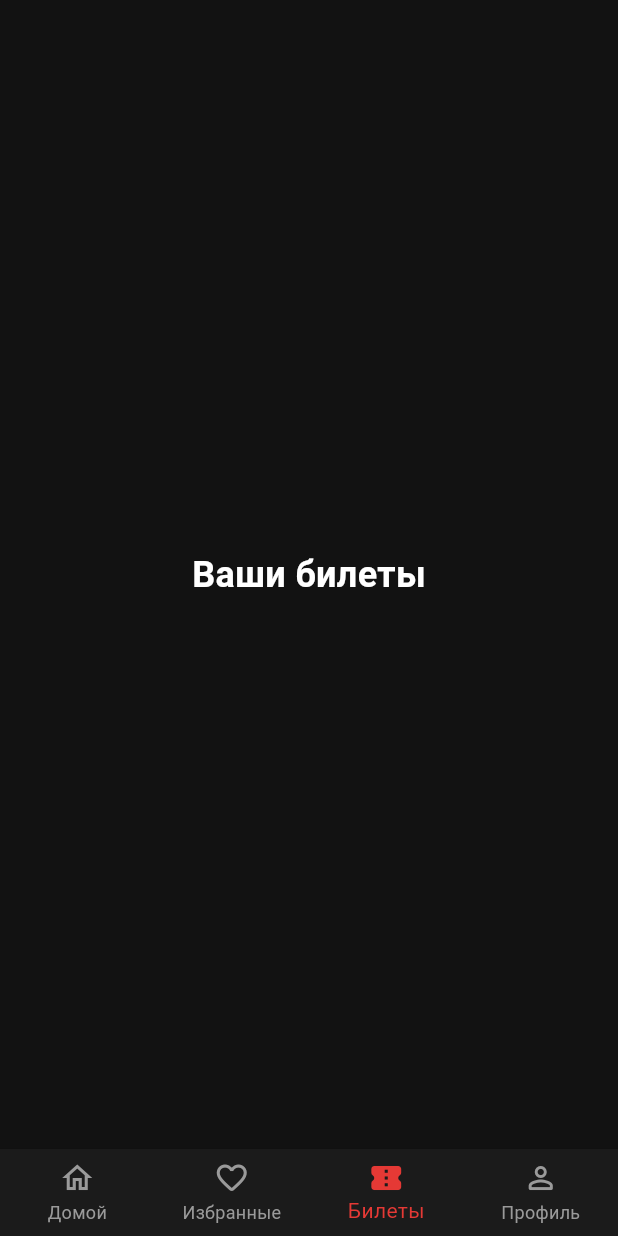
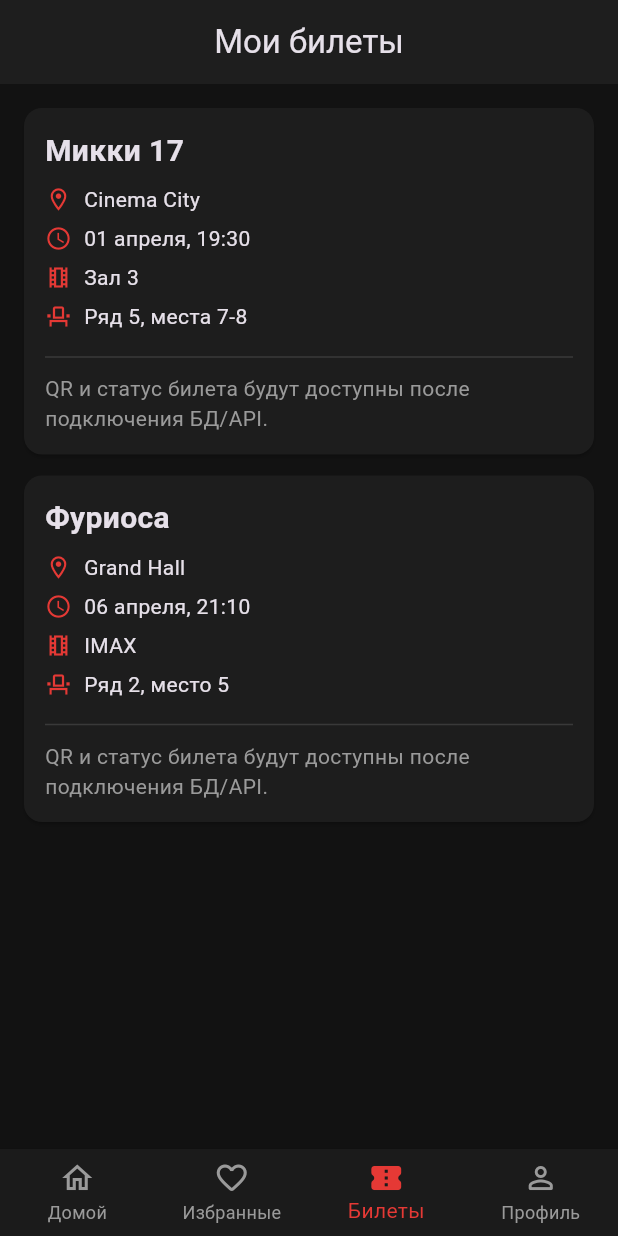
Before and after one commit to Ref4te/Flutter-CinemaApp, a Flutter app: the MainNavigationScreen screen opened directly, item 3 of the bottom bar chosen, on a phone screen of 412 x 824 dp. Run offline on Flutter 3.47's test engine with Material 3 defaults, Android fonts, the phone set to English and light mode, and no system bars; our stand-ins replace flutter_svg; network calls fail.

Commit message:
Add profile, favorites and tickets stub screens

```diff
--- a/lib/navigation/main_navigation_screen.dart
+++ b/lib/navigation/main_navigation_screen.dart
@@ -1,7 +1,9 @@
 import 'package:flutter/material.dart';
 
+import '../favorites/favorites_page.dart';
 import '../homepage/home_page.dart';
 import '../settings/settings_page.dart';
+import '../tickets/tickets_page.dart';
 
 class MainNavigationScreen extends StatefulWidget {
   const MainNavigationScreen({super.key});
@@ -15,16 +17,11 @@ class _MainNavigationScreenState extends State<MainNavigationScreen> {
 
   late final List<Widget> _pages = <Widget>[
     const HomePage(),
-    const Center(child: Text('Избранные фильмы', style: _textStyle)),
-    const Center(child: Text('Ваши билеты', style: _textStyle)),
+    const FavoritesPage(),
+    const TicketsPage(),
     const SettingsPage(),
   ];
 
-  static const TextStyle _textStyle = TextStyle(
-    fontSize: 24,
-    fontWeight: FontWeight.bold,
-    color: Colors.white,
-  );
 
   void _onTabTapped(int index) {
     setState(() {
--- /dev/null
+++ b/lib/tickets/tickets_page.dart
@@ -0,0 +1,99 @@
+import 'package:flutter/material.dart';
+
+class TicketsPage extends StatelessWidget {
+  const TicketsPage({super.key});
+
+  static const List<_TicketStub> _tickets = [
+    _TicketStub(
+      movieTitle: 'Микки 17',
+      cinema: 'Cinema City',
+      dateTime: '01 апреля, 19:30',
+      hall: 'Зал 3',
+      seats: 'Ряд 5, места 7-8',
+    ),
+    _TicketStub(
+      movieTitle: 'Фуриоса',
+      cinema: 'Grand Hall',
+      dateTime: '06 апреля, 21:10',
+      hall: 'IMAX',
+      seats: 'Ряд 2, место 5',
+    ),
+  ];
+
+  @override
+  Widget build(BuildContext context) {
+    return Scaffold(
+      appBar: AppBar(title: const Text('Мои билеты')),
+      body: ListView.builder(
+        padding: const EdgeInsets.all(16),
+        itemCount: _tickets.length,
+        itemBuilder: (context, index) {
+          final ticket = _tickets[index];
+          return Card(
+            color: const Color(0xFF1D1D1D),
+            margin: const EdgeInsets.only(bottom: 14),
+            child: Padding(
+              padding: const EdgeInsets.all(14),
+              child: Column(
+                crossAxisAlignment: CrossAxisAlignment.start,
+                children: [
+                  Text(
+                    ticket.movieTitle,
+                    style: const TextStyle(fontSize: 20, fontWeight: FontWeight.bold),
+                  ),
+                  const SizedBox(height: 8),
+                  _TicketLine(icon: Icons.location_on_outlined, text: ticket.cinema),
+                  _TicketLine(icon: Icons.schedule, text: ticket.dateTime),
+                  _TicketLine(icon: Icons.theaters_outlined, text: ticket.hall),
+                  _TicketLine(icon: Icons.event_seat_outlined, text: ticket.seats),
+                  const Divider(height: 22, color: Color(0xFF393939)),
+                  const Text(
+                    'QR и статус билета будут доступны после подключения БД/API.',
+                    style: TextStyle(color: Color(0xFF9A9A9A)),
+                  ),
+                ],
+              ),
+            ),
+          );
+        },
+      ),
+    );
+  }
+}
+
+class _TicketLine extends StatelessWidget {
+  const _TicketLine({required this.icon, required this.text});
+
+  final IconData icon;
+  final String text;
+
+  @override
+  Widget build(BuildContext context) {
+    return Padding(
+      padding: const EdgeInsets.only(bottom: 6),
+      child: Row(
+        children: [
+          Icon(icon, color: const Color(0xFFE53935), size: 18),
+          const SizedBox(width: 8),
+          Text(text),
+        ],
+      ),
+    );
+  }
+}
+
+class _TicketStub {
+  const _TicketStub({
+    required this.movieTitle,
+    required this.cinema,
+    required this.dateTime,
+    required this.hall,
+    required this.seats,
+  });
+
+  final String movieTitle;
+  final String cinema;
+  final String dateTime;
+  final String hall;
+  final String seats;
+}
```
Also changed, not shown: lib/favorites/favorites_page.dart (added, +86 -0 lines), lib/settings/settings_page.dart (+128 -24 lines).
